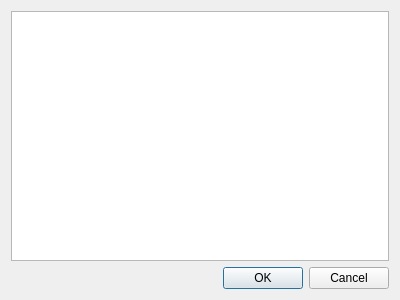
First picture: the form in src/SelectLocationDialog.ui, repository soramimi/SkyMPC, before the edit.
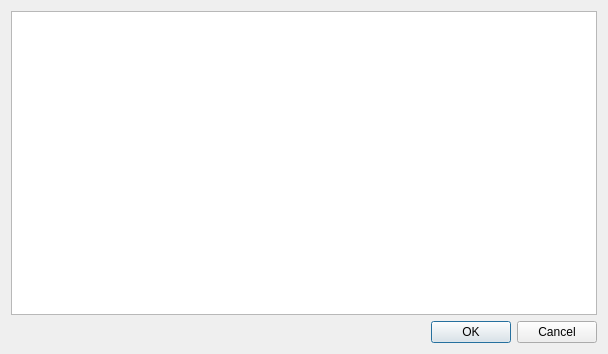
Second picture: the form after the edit.

```diff
--- a/src/SelectLocationDialog.ui
+++ b/src/SelectLocationDialog.ui
@@ -6,8 +6,8 @@
    <rect>
     <x>0</x>
     <y>0</y>
-    <width>400</width>
-    <height>300</height>
+    <width>608</width>
+    <height>354</height>
    </rect>
   </property>
   <property name="windowTitle">
```
